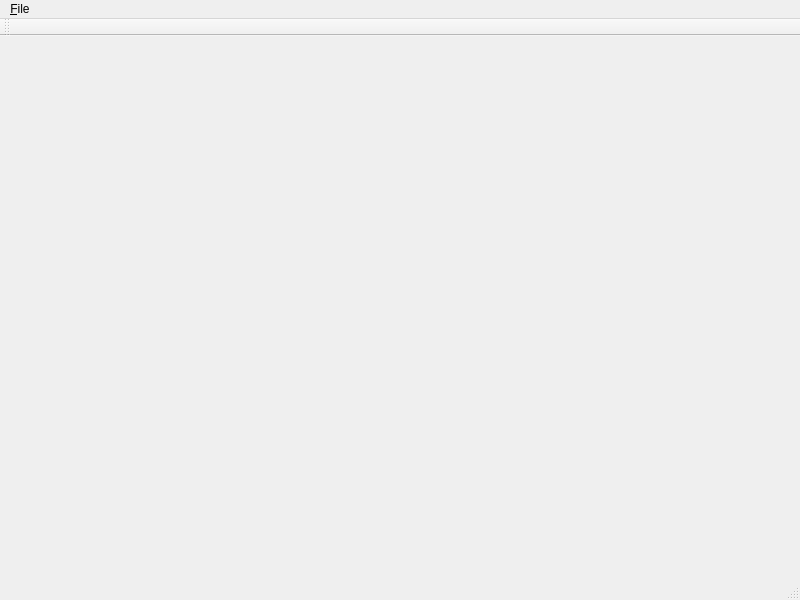
The window that gui/mainwindow.ui (vt4a2h/uml-tool) describes before a commit, drawn with Qt 5.
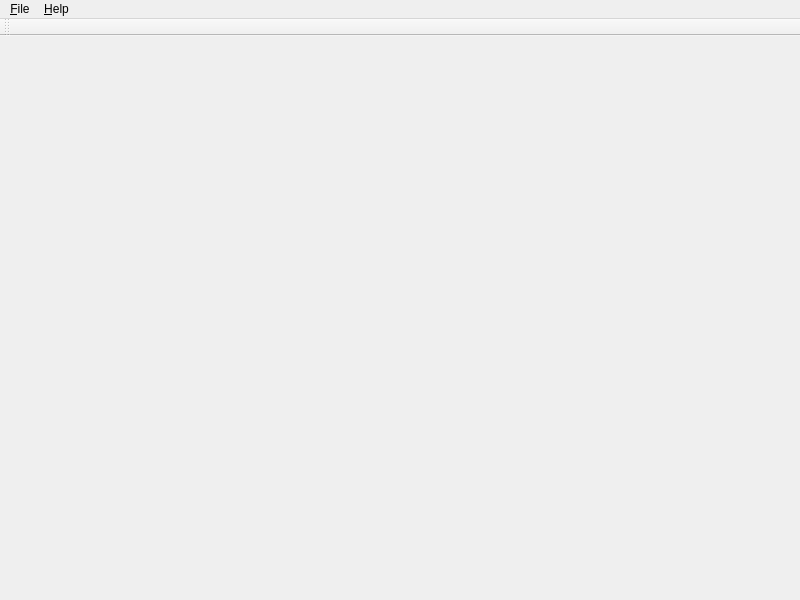
The same window after the commit. Icons and pictures are not drawn.

What changed in the file:
```diff
--- a/gui/mainwindow.ui
+++ b/gui/mainwindow.ui
@@ -43,9 +43,15 @@
     <addaction name="separator"/>
     <addaction name="actionExit"/>
    </widget>
+   <widget class="QMenu" name="menu_Help">
+    <property name="title">
+     <string>&amp;Help</string>
+    </property>
+    <addaction name="actionAbout"/>
+   </widget>
    <addaction name="menu_File"/>
+   <addaction name="menu_Help"/>
   </widget>
-  <widget class="QStatusBar" name="statusbar"/>
   <widget class="QToolBar" name="toolBar">
    <property name="windowTitle">
     <string>toolBar</string>
```
Left out of the diff: 91 changed lines with no effect on the pictures.
